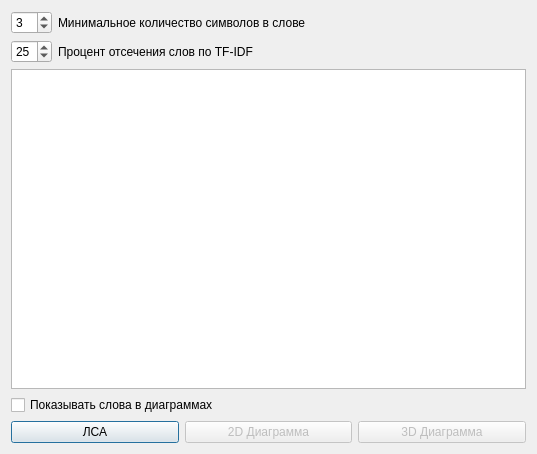
AndreyTulyakov/TextStageProcessor, file sources/DialogConfigLSA.ui: the form before one commit.
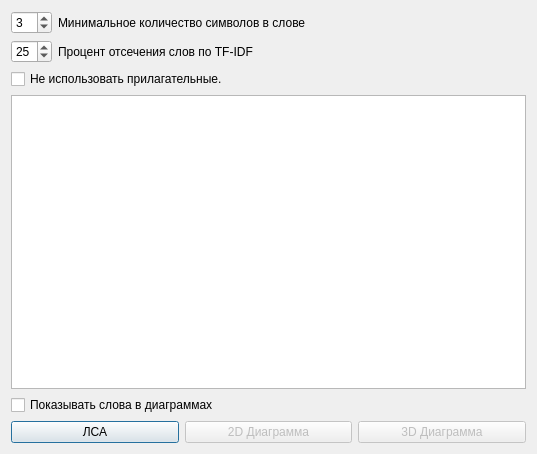
The form after the commit.

Diff of the .ui file:
```diff
--- a/sources/DialogConfigLSA.ui
+++ b/sources/DialogConfigLSA.ui
@@ -76,6 +76,13 @@
      </item>
     </layout>
    </item>
+   <item>
+    <widget class="QCheckBox" name="checkBoxPrilag">
+     <property name="text">
+      <string>Не использовать прилагательные.</string>
+     </property>
+    </widget>
+   </item>
    <item>
     <widget class="QTextEdit" name="textEdit">
      <property name="readOnly">
```
